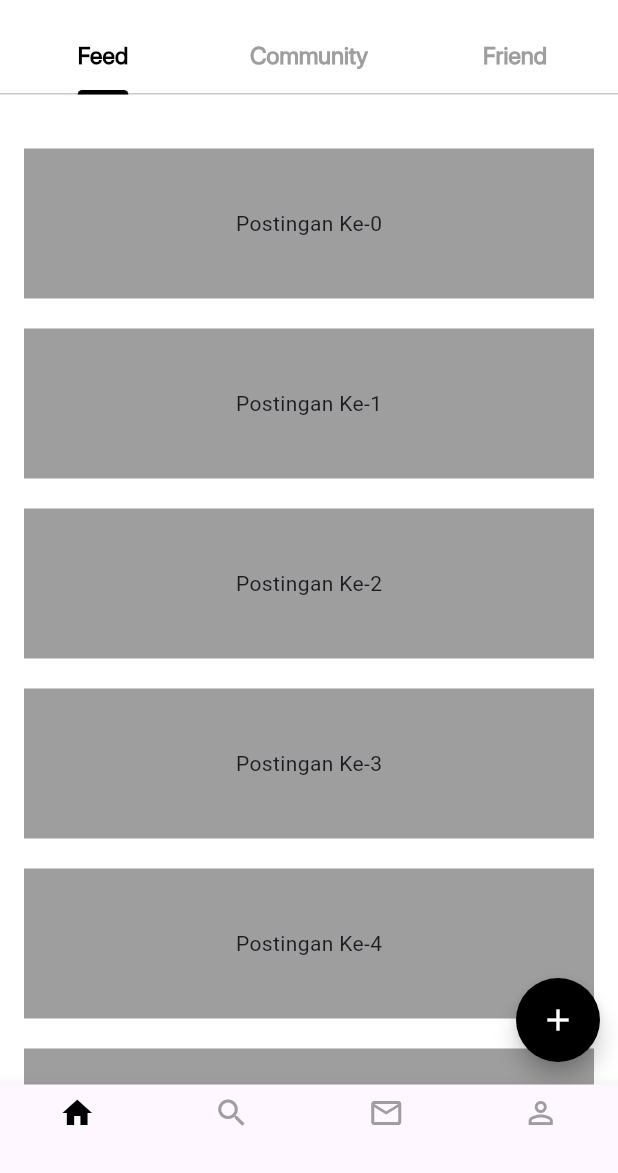
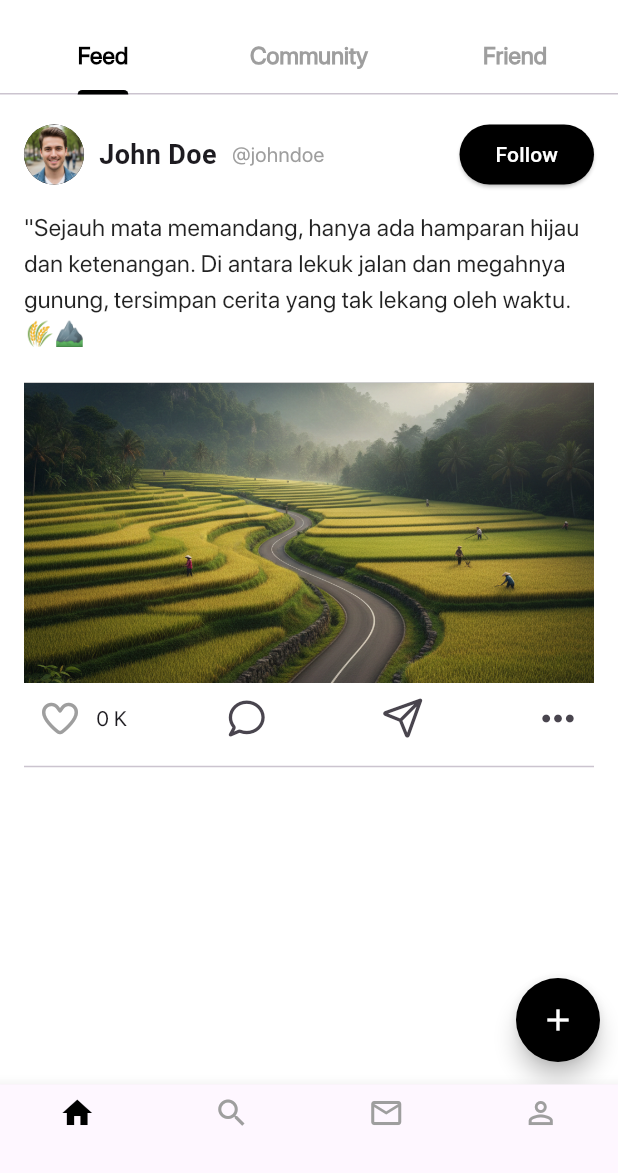
Before and after one commit to bagus-kurniawan29/KWIK-Mobile-App, a Flutter app: the screen it shows after launch, on a phone screen of 412 x 824 dp, the part 63-1236 px from its top. Run offline on Flutter 3.47's test engine with Material 3 defaults, Android fonts, the light colour scheme and no system bars; our stand-ins replace font_awesome_flutter; Roboto replaces fonts that are missing (sfprobold); project files that could hold a hidden picture were left out.

Commit message:
third commit

```diff
--- a/lib/screens/homepage.dart
+++ b/lib/screens/homepage.dart
@@ -1,8 +1,16 @@
 import 'package:flutter/material.dart';
+import 'package:font_awesome_flutter/font_awesome_flutter.dart';
 
-class Homepage extends StatelessWidget {
+class Homepage extends StatefulWidget {
   const Homepage({super.key});
 
+  @override
+  State<Homepage> createState() => _HomepageState();
+}
+
+class _HomepageState extends State<Homepage> {
+  int i = 0;
+  bool isLike = false;
   @override
   Widget build(BuildContext context) {
     return DefaultTabController(
@@ -48,6 +56,9 @@ class Homepage extends StatelessWidget {
         ),
         body: Stack(
           children: [
+            SizedBox.expand(
+              child: Stack(
+                children: [
                   SingleChildScrollView(
                     physics: BouncingScrollPhysics(
                       decelerationRate: ScrollDecelerationRate.normal,
@@ -57,16 +68,116 @@ class Homepage extends StatelessWidget {
                       child: Column(
                         crossAxisAlignment: CrossAxisAlignment.start,
                         children: [
-                    ...List.generate(
-                      20,
-                      (index) => Container(
-                        margin: EdgeInsets.only(top: 20),
-                        height: 100,
-                        width: double.infinity,
-                        color: Colors.grey,
-                        child: Center(child: Text("Postingan Ke-$index")),
+                          Row(
+                            mainAxisAlignment: MainAxisAlignment.spaceBetween,
+                            children: [
+                              Row(
+                                children: [
+                                  CircleAvatar(
+                                    backgroundColor: Colors.black,
+                                    backgroundImage: AssetImage(
+                                      'images/pp.png',
                                     ),
                                   ),
+                                  SizedBox(width: 10),
+                                  Text(
+                                    'John Doe',
+                                    style: TextStyle(
+                                      fontFamily: 'sfprobold',
+                                      fontSize: 18,
+                                      fontWeight: FontWeight.w600,
+                                    ),
+                                  ),
+                                  SizedBox(width: 10),
+                                  Text(
+                                    '@johndoe',
+                                    style: TextStyle(
+                                      fontFamily: 'sfpro',
+                                      color: Colors.grey[500],
+                                    ),
+                                  ),
+                                ],
+                              ),
+                              ElevatedButton(
+                                style: ElevatedButton.styleFrom(
+                                  backgroundColor: Colors.black,
+                                  foregroundColor: Colors.white,
+                                ),
+                                onPressed: () {},
+                                child: Text('Follow'),
+                              ),
+                            ],
+                          ),
+                          SizedBox(height: 12),
+                          Text(
+                            '''"Sejauh mata memandang, hanya ada hamparan hijau dan ketenangan. Di antara lekuk jalan dan megahnya gunung, tersimpan cerita yang tak lekang oleh waktu. 🌾⛰️
+Inilah definisi nyata dari sebuah 'Tanah Legenda'. Tempat di mana waktu seolah berhenti sejenak."
+#TanahLegenda #IndonesianScenery #ExploreNature #Ketenangan #LandscapePhotography #VibesPedesaan''',
+                            style: TextStyle(
+                              fontSize: 16,
+                              color: Colors.black87,
+                              height: 1.5,
+                              fontFamily: 'sfpro',
+                            ),
+                            overflow: TextOverflow.ellipsis,
+                            maxLines: 4,
+                          ),
+                          Container(
+                            margin: EdgeInsets.only(top: 20),
+                            height: 200,
+                            width: double.infinity,
+                            decoration: BoxDecoration(
+                              image: DecorationImage(
+                                image: AssetImage('images/placeholder.png'),
+                                fit: BoxFit.cover,
+                              ),
+                              color: Colors.grey,
+                            ),
+                          ),
+                          Row(
+                            mainAxisAlignment: MainAxisAlignment.spaceBetween,
+                            children: [
+                              Row(
+                                children: [
+                                  IconButton(
+                                    onPressed: () {
+                                      setState(() {
+                                        isLike = !isLike;
+                                        if (isLike) {
+                                          i++;
+                                        } else {
+                                          i--;
+                                        }
+                                      });
+                                    },
+                                    icon: FaIcon(
+                                      isLike
+                                          ? FontAwesomeIcons.solidHeart
+                                          : FontAwesomeIcons.heart,
+                                      color: isLike ? Colors.red : Colors.grey,
+                                    ),
+                                  ),
+                                  Text(
+                                    '$i K',
+                                    style: TextStyle(fontFamily: 'sfpro'),
+                                  ),
+                                ],
+                              ),
+                              IconButton(
+                                onPressed: () {},
+                                icon: FaIcon(FontAwesomeIcons.comment),
+                              ),
+                              IconButton(
+                                onPressed: () {},
+                                icon: FaIcon(FontAwesomeIcons.paperPlane),
+                              ),
+                              IconButton(
+                                onPressed: () {},
+                                icon: FaIcon(FontAwesomeIcons.ellipsis),
+                              ),
+                            ],
+                          ),
+                          Divider(thickness: 1),
                         ],
                       ),
                     ),
@@ -84,6 +195,9 @@ class Homepage extends StatelessWidget {
                 ],
               ),
             ),
+          ],
+        ),
+      ),
     );
   }
 }
--- a/pubspec.yaml
+++ b/pubspec.yaml
@@ -60,6 +60,8 @@ flutter:
   # To add assets to your application, add an assets section, like this:
   assets:
      - images/logo.png
+     - images/pp.png
+     - images/placeholder.png
 
   # An image asset can refer to one or more resolution-specific "variants", see
   # https://flutter.dev/to/resolution-aware-images
@@ -76,5 +78,8 @@ flutter:
    - family: sfpro
      fonts:
        - asset: fonts/SFPRODISPLAYREGULAR.OTF
+   - family: sfpronbold
+     fonts:
+       - asset: fonts/SFPRODISPLAYBOLD.OTF
   # For details regarding fonts from package dependencies,
   # see https://flutter.dev/to/font-from-package
```
Also changed, not shown: images/placeholder.png (added), images/pp.png (added). Lines whose indentation alone changed are shown as unchanged.
